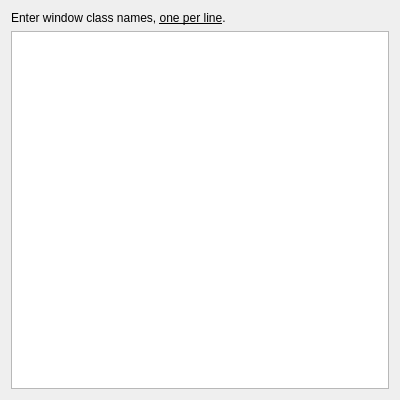
This is contents/ui/config.ui in esjeon/kwin-forceblur as Qt 5 draws it before an edit. The edited form follows.
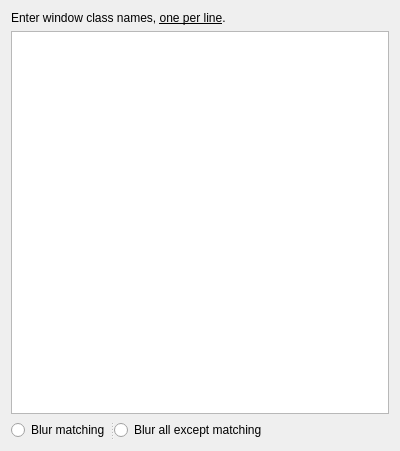
This is the edited form.

Commit message: Add "blur all except matching" option

```diff
--- a/contents/ui/config.ui
+++ b/contents/ui/config.ui
@@ -7,7 +7,7 @@
     <x>0</x>
     <y>0</y>
     <width>400</width>
-    <height>400</height>
+    <height>451</height>
    </rect>
   </property>
   <property name="windowTitle">
@@ -27,6 +27,35 @@
    <item>
     <widget class="QPlainTextEdit" name="kcfg_patterns"/>
    </item>
+   <item>
+    <widget class="QSplitter" name="splitter">
+     <property name="sizePolicy">
+      <sizepolicy hsizetype="Fixed" vsizetype="Preferred">
+       <horstretch>0</horstretch>
+       <verstretch>0</verstretch>
+      </sizepolicy>
+     </property>
+     <property name="orientation">
+      <enum>Qt::Horizontal</enum>
+     </property>
+     <widget class="QRadioButton" name="kcfg_blurMatching">
+      <property name="text">
+       <string>Blur matching</string>
+      </property>
+      <attribute name="buttonGroup">
+       <string notr="true">matchTypeGroup</string>
+      </attribute>
+     </widget>
+     <widget class="QRadioButton" name="kcfg_blurExceptMatching">
+      <property name="text">
+       <string>Blur all except matching</string>
+      </property>
+      <attribute name="buttonGroup">
+       <string notr="true">matchTypeGroup</string>
+      </attribute>
+     </widget>
+    </widget>
+   </item>
   </layout>
  </widget>
  <resources/>
```
Left out of the diff: 3 changed lines with no effect on the pictures. The commit also changes 2 other files.
